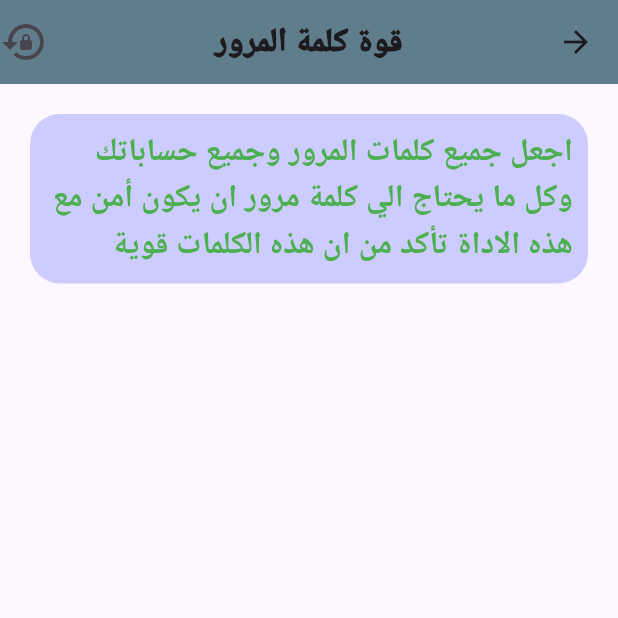
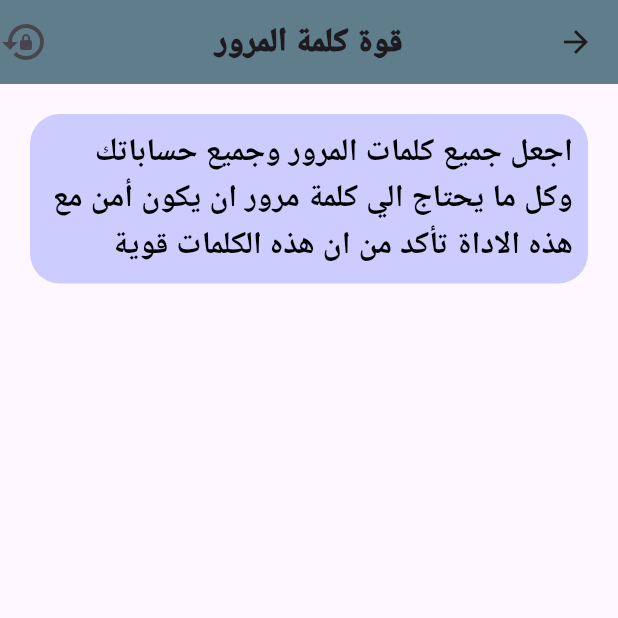
Before and after one commit to MalekAlzaeem/AppMyTools, a Flutter app: the PasswordStrength screen opened directly, on a phone screen of 412 x 824 dp, the top half of it. Run offline on Flutter 3.47's test engine with Material 3 defaults, Android fonts, the phone set to English and light mode, and no system bars.

Commit message:
modified color the text

```diff
--- a/mytools/lib/Password_Strength.dart
+++ b/mytools/lib/Password_Strength.dart
@@ -74,7 +74,7 @@ class _PasswordStrengthChecker extends State<PasswordStrength> {
                   style: TextStyle(
                       fontSize: 21,
                       fontWeight: FontWeight.w600,
-                      color: Colors.green
+                      color: Colors.black
                   ),
                 ),
               ),
```
